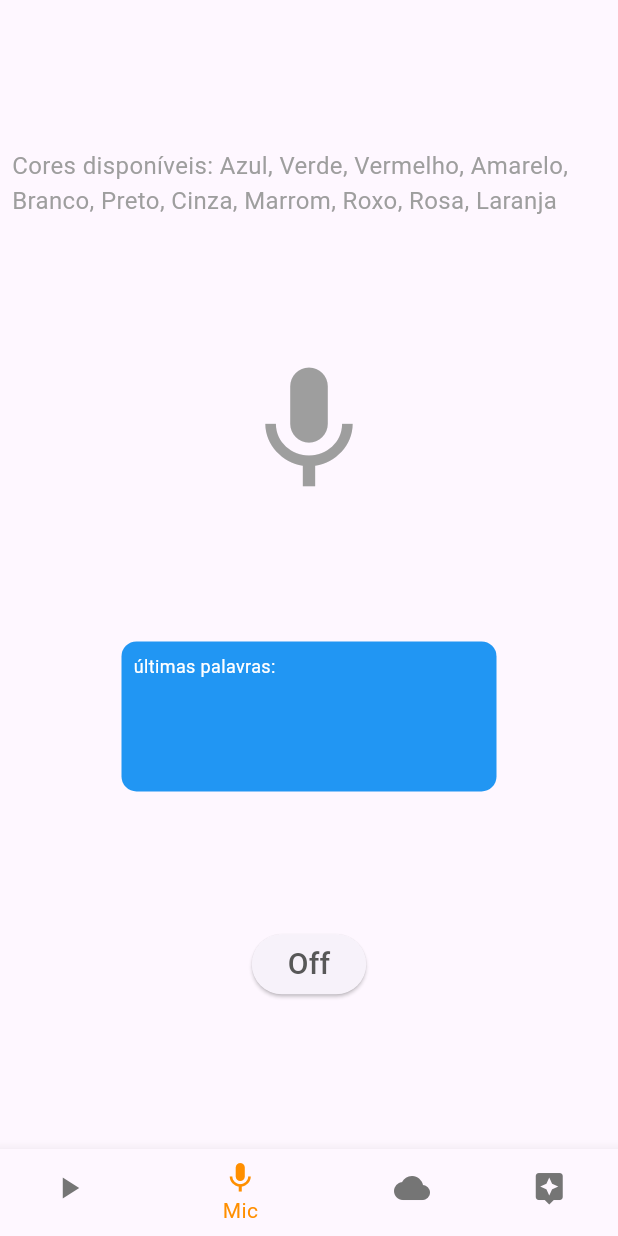
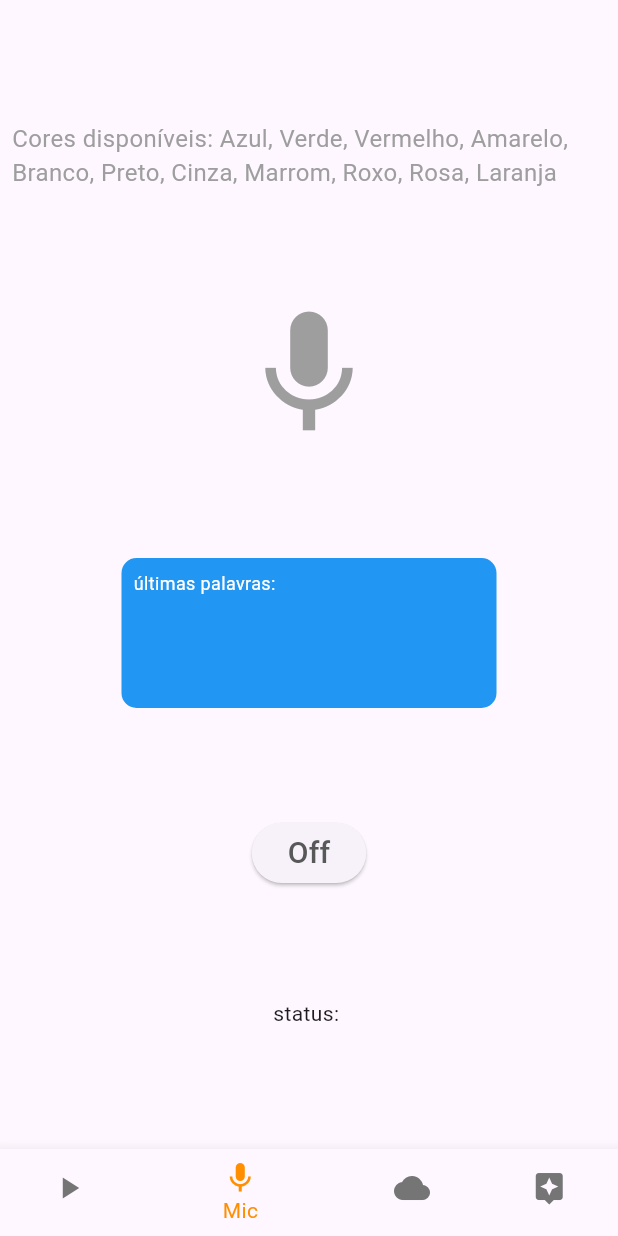
Before and after one commit to Danubio-Leite/food_app_test_001, a Flutter app: the screen it shows after launch, item 2 of the bottom bar chosen, after a tap on "On", on a phone screen of 412 x 824 dp. Run offline on Flutter 3.47's test engine with Material 3 defaults, Android fonts, the light colour scheme and no system bars; our stand-ins replace permission_handler, speech_to_text.

Commit message:
speech service

```diff
--- a/lib/pages/mic_test_page.dart
+++ b/lib/pages/mic_test_page.dart
@@ -1,6 +1,10 @@
+import 'dart:async';
+
 import 'package:flutter/material.dart';
 import 'package:permission_handler/permission_handler.dart';
 import 'package:speech_to_text/speech_to_text.dart' as stt;
+
+import '../services/speech_service.dart';
 
 class MicPage extends StatefulWidget {
   const MicPage({super.key});
@@ -10,9 +14,10 @@ class MicPage extends StatefulWidget {
 }
 
 class _MicPageState extends State<MicPage> {
-  late stt.SpeechToText _speech;
+  late SpeechService _speechService; // instanciando o serviço
   bool _isListening = false;
   String _text = '';
+  String _status = '';
   List<String> _colorNames = [
     'azul',
     'verde',
@@ -32,88 +37,18 @@ class _MicPageState extends State<MicPage> {
   @override
   void initState() {
     super.initState();
-    _speech = stt.SpeechToText();
+    _speechService = SpeechService(); // inicializando o serviço
   }
 
   void _listen() async {
-    print('Checking microphone permission...');
-    PermissionStatus permissionStatus = await Permission.microphone.status;
-
-    if (permissionStatus.isDenied) {
-      print('Microphone permission is denied. Requesting permission...');
-      permissionStatus = await Permission.microphone.request();
-    }
-
-    if (permissionStatus.isGranted) {
-      print('Microphone permission is granted.');
-      if (!_isListening) {
-        print('Initializing speech to text...');
-        bool available = await _speech.initialize(
-          onStatus: (val) => print('onStatus: $val'),
-          onError: (val) => print('onError: $val'),
-        );
-        if (available) {
-          print('Speech to text is available. Starting to listen...');
-          setState(() => _isListening = true);
-          _speech.listen(
-            onResult: (val) {
-              setState(() {
-                _text = val.recognizedWords;
-                if (_colorNames.contains(_text.toLowerCase())) {
-                  _containerColor = _getColorFromName(_text.toLowerCase());
-                }
-                if (_lastWords.length == 3) {
-                  _lastWords.removeAt(0);
-                }
-                _lastWords.add(_text);
-              });
-            },
-          );
-        } else {
-          print('Speech to text is not available.');
-        }
-      } else {
-        print('Stopping to listen...');
-        setState(() => _isListening = false);
-        _speech.stop();
-      }
-    } else {
-      print('Microphone permission was denied.');
-      if (permissionStatus.isPermanentlyDenied) {
-        print(
-            'Microphone permission is permanently denied. Opening app settings...');
-        openAppSettings();
-      }
-    }
-  }
-
-  Color _getColorFromName(String name) {
-    switch (name) {
-      case 'azul':
-        return Colors.blue;
-      case 'verde':
-        return Colors.green;
-      case 'vermelho':
-        return Colors.red;
-      case 'amarelo':
-        return Colors.yellow;
-      case 'branco':
-        return Colors.white;
-      case 'preto':
-        return Colors.black;
-      case 'cinza':
-        return Colors.grey;
-      case 'marrom':
-        return Colors.brown;
-      case 'roxo':
-        return Colors.purple;
-      case 'rosa':
-        return Colors.pink;
-      case 'laranja':
-        return Colors.orange;
-      default:
-        return Colors.blue;
-    }
+    await _speechService.listen();
+    setState(() {
+      _isListening = _speechService.isListening;
+      _text = _speechService.text;
+      _status = _speechService.status;
+      _containerColor = _speechService.containerColor;
+      _lastWords = _speechService.lastWords;
+    });
   }
 
   @override
@@ -165,7 +100,8 @@ class _MicPageState extends State<MicPage> {
                     color: Color.fromARGB(255, 88, 88, 88),
                   ),
                 ),
-              )
+              ),
+              Text('status: $_status'),
             ],
           ),
         ),
--- /dev/null
+++ b/lib/services/speech_service.dart
@@ -0,0 +1,119 @@
+import 'package:flutter/material.dart';
+import 'package:permission_handler/permission_handler.dart';
+import 'package:speech_to_text/speech_to_text.dart' as stt;
+
+class SpeechService {
+  final stt.SpeechToText _speech = stt.SpeechToText();
+  bool _isListening = false;
+  String _text = '';
+  String _status = '';
+  final List<String> _lastWords = [];
+  final List<String> _colorNames = [
+    'azul',
+    'verde',
+    'vermelho',
+    'amarelo',
+    'branco',
+    'preto',
+    'cinza',
+    'marrom',
+    'roxo',
+    'rosa',
+    'laranja'
+  ];
+  Color _containerColor = Colors.blue;
+
+  bool get isListening => _isListening;
+  String get text => _text;
+  String get status => _status;
+  List<String> get lastWords => _lastWords;
+  Color get containerColor => _containerColor;
+
+  Future<void> listen() async {
+    PermissionStatus permissionStatus = await Permission.microphone.status;
+
+    if (permissionStatus.isDenied) {
+      permissionStatus = await Permission.microphone.request();
+    }
+
+    if (permissionStatus.isGranted) {
+      if (!_isListening) {
+        bool available = await _speech.initialize(
+          onStatus: (val) {
+            if (val == 'done' && _status != 'error_busy') {
+              _status = val;
+              _isListening = false;
+              listen();
+            }
+          },
+          onError: (val) {
+            _status = val.toString();
+          },
+        );
+        if (available) {
+          _isListening = true;
+          _speech.listen(
+            onResult: (val) {
+              _text = val.recognizedWords;
+              if (_colorNames.contains(_text.toLowerCase())) {
+                _containerColor = _getColorFromName(_text.toLowerCase());
+              }
+              if (_lastWords.length == 3) {
+                _lastWords.removeAt(0);
+              }
+              _lastWords.add(_text);
+            },
+            listenFor: const Duration(seconds: 10),
+          );
+        } else {}
+      } else {
+        _isListening = false;
+        await _speech.stop();
+      }
+    } else {
+      if (permissionStatus.isPermanentlyDenied) {
+        openAppSettings();
+      }
+    }
+  }
+
+  Color _getColorFromName(String name) {
+    switch (name) {
+      case 'azul':
+      case 'blue':
+        return Colors.blue;
+      case 'verde':
+      case 'green':
+        return Colors.green;
+      case 'vermelho':
+      case 'red':
+        return Colors.red;
+      case 'amarelo':
+      case 'yellow':
+        return Colors.yellow;
+      case 'branco':
+      case 'white':
+        return Colors.white;
+      case 'preto':
+      case 'black':
+        return Colors.black;
+      case 'cinza':
+      case 'gray':
+        return Colors.grey;
+      case 'marrom':
+      case 'brown':
+        return Colors.brown;
+      case 'roxo':
+      case 'purple':
+        return Colors.purple;
+      case 'rosa':
+      case 'pink':
+        return Colors.pink;
+      case 'laranja':
+      case 'orange':
+        return Colors.orange;
+      default:
+        return Colors.blue;
+    }
+  }
+}
```
